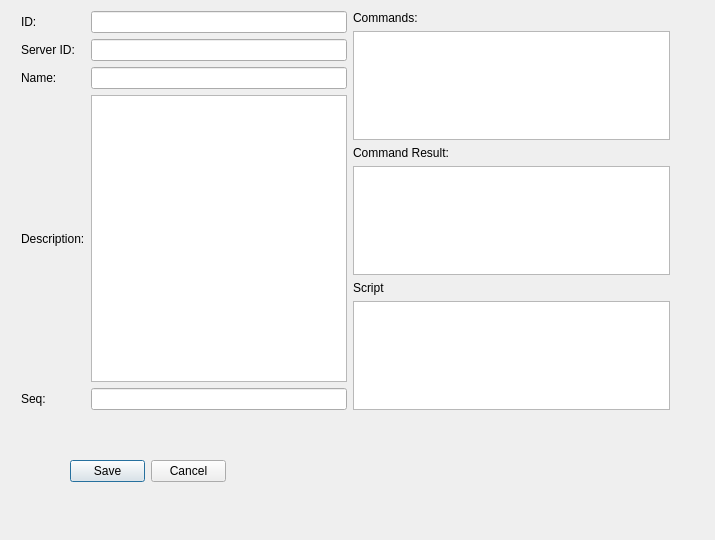
The window that XMonitor/ui/StepForm.ui (yewberry/yewtic) describes before a commit, drawn with Qt 5.
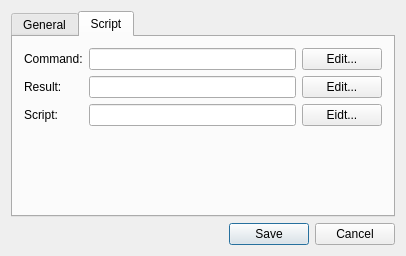
The same window after the commit. The open tabs and pages were chosen to show the change.

Patch:
```diff
--- a/XMonitor/ui/StepForm.ui
+++ b/XMonitor/ui/StepForm.ui
@@ -6,35 +6,23 @@
    <rect>
     <x>0</x>
     <y>0</y>
-    <width>715</width>
-    <height>540</height>
+    <width>406</width>
+    <height>247</height>
    </rect>
   </property>
   <property name="windowTitle">
    <string>MyQtLog</string>
   </property>
-  <widget class="QDialogButtonBox" name="buttonBox">
-   <property name="geometry">
-    <rect>
-     <x>70</x>
-     <y>460</y>
-     <width>156</width>
-     <height>23</height>
-    </rect>
-   </property>
-   <property name="standardButtons">
-    <set>QDialogButtonBox::Cancel|QDialogButtonBox::Save</set>
-   </property>
-  </widget>
-  <widget class="QWidget" name="">
-   <property name="geometry">
-    <rect>
-     <x>10</x>
-     <y>0</y>
-     <width>671</width>
-     <height>421</height>
-    </rect>
-   </property>
+  <layout class="QVBoxLayout" name="verticalLayout">
+   <item>
+    <widget class="QTabWidget" name="tabWidget">
+     <property name="currentIndex">
+      <number>0</number>
+     </property>
+     <widget class="QWidget" name="tab">
+      <attribute name="title">
+       <string>General</string>
+      </attribute>
    <layout class="QHBoxLayout" name="horizontalLayout">
     <item>
      <layout class="QGridLayout" name="gridLayout">
@@ -45,8 +33,12 @@
         </property>
        </widget>
       </item>
-      <item row="0" column="1">
-       <widget class="QLineEdit" name="lineEdit"/>
+         <item row="0" column="1" colspan="3">
+          <widget class="QLineEdit" name="id">
+           <property name="readOnly">
+            <bool>true</bool>
+           </property>
+          </widget>
       </item>
       <item row="1" column="0">
        <widget class="QLabel" name="label_2">
@@ -55,8 +47,8 @@
         </property>
        </widget>
       </item>
-      <item row="1" column="1">
-       <widget class="QLineEdit" name="lineEdit_2"/>
+         <item row="1" column="1" colspan="3">
+          <widget class="QLineEdit" name="svrId"/>
       </item>
       <item row="2" column="0">
        <widget class="QLabel" name="label_3">
@@ -66,7 +58,17 @@
        </widget>
       </item>
       <item row="2" column="1">
-       <widget class="QLineEdit" name="lineEdit_3"/>
+          <widget class="QLineEdit" name="name"/>
+         </item>
+         <item row="2" column="2">
+          <widget class="QLabel" name="label_8">
+           <property name="text">
+            <string>Seq:</string>
+           </property>
+          </widget>
+         </item>
+         <item row="2" column="3">
+          <widget class="QLineEdit" name="seq"/>
       </item>
       <item row="3" column="0">
        <widget class="QLabel" name="label_4">
@@ -75,76 +77,110 @@
         </property>
        </widget>
       </item>
-      <item row="3" column="1">
-       <widget class="QPlainTextEdit" name="plainTextEdit"/>
-      </item>
-      <item row="4" column="0">
-       <widget class="QLabel" name="label_8">
-        <property name="text">
-         <string>Seq:</string>
-        </property>
-       </widget>
-      </item>
-      <item row="4" column="1">
-       <widget class="QLineEdit" name="lineEdit_4"/>
-      </item>
-     </layout>
-    </item>
+         <item row="3" column="1" colspan="3">
+          <widget class="QPlainTextEdit" name="desc"/>
+         </item>
+        </layout>
+       </item>
+      </layout>
+     </widget>
+     <widget class="QWidget" name="tab_2">
+      <attribute name="title">
+       <string>Script</string>
+      </attribute>
+      <layout class="QVBoxLayout" name="verticalLayout_2">
     <item>
-     <layout class="QVBoxLayout" name="verticalLayout">
-      <item>
+        <layout class="QGridLayout" name="gridLayout_2">
+         <item row="0" column="0">
        <widget class="QLabel" name="label_5">
         <property name="text">
-         <string>Commands:</string>
+            <string>Command:</string>
         </property>
        </widget>
       </item>
-      <item>
-       <widget class="QPlainTextEdit" name="plainTextEdit_2"/>
-      </item>
-      <item>
+         <item row="0" column="1">
+          <widget class="QLineEdit" name="cmd">
+           <property name="readOnly">
+            <bool>true</bool>
+           </property>
+          </widget>
+         </item>
+         <item row="0" column="2">
+          <widget class="QPushButton" name="pushButton">
+           <property name="text">
+            <string>Edit...</string>
+           </property>
+          </widget>
+         </item>
+         <item row="1" column="0">
        <widget class="QLabel" name="label_6">
         <property name="text">
-         <string>Command Result:</string>
+            <string>Result:</string>
         </property>
        </widget>
       </item>
-      <item>
-       <widget class="QPlainTextEdit" name="plainTextEdit_3"/>
-      </item>
-      <item>
+         <item row="1" column="1">
+          <widget class="QLineEdit" name="cmdResult">
+           <property name="readOnly">
+            <bool>true</bool>
+           </property>
+          </widget>
+         </item>
+         <item row="1" column="2">
+          <widget class="QPushButton" name="pushButton_2">
+           <property name="text">
+            <string>Edit...</string>
+           </property>
+          </widget>
+         </item>
+         <item row="2" column="0">
        <widget class="QLabel" name="label_7">
         <property name="text">
-         <string>Script</string>
+            <string>Script:</string>
         </property>
        </widget>
       </item>
-      <item>
-       <widget class="QPlainTextEdit" name="plainTextEdit_4"/>
-      </item>
-     </layout>
-    </item>
-   </layout>
-  </widget>
-  <zorder>buttonBox</zorder>
-  <zorder>label</zorder>
-  <zorder>lineEdit</zorder>
-  <zorder>label_2</zorder>
-  <zorder>lineEdit_2</zorder>
-  <zorder>label_3</zorder>
-  <zorder>lineEdit_3</zorder>
-  <zorder>label_4</zorder>
-  <zorder>plainTextEdit</zorder>
-  <zorder>label_5</zorder>
-  <zorder>plainTextEdit_2</zorder>
-  <zorder>label_6</zorder>
-  <zorder>plainTextEdit_3</zorder>
-  <zorder>label_7</zorder>
-  <zorder>plainTextEdit_4</zorder>
-  <zorder>label_8</zorder>
-  <zorder>lineEdit_4</zorder>
-  <zorder>label</zorder>
-  <zorder></zorder>
+         <item row="2" column="1">
+          <widget class="QLineEdit" name="script">
+           <property name="readOnly">
+            <bool>true</bool>
+           </property>
+          </widget>
+         </item>
+         <item row="2" column="2">
+          <widget class="QPushButton" name="pushButton_3">
+           <property name="text">
+            <string>Eidt...</string>
+           </property>
+          </widget>
+         </item>
+        </layout>
+       </item>
+       <item>
+        <spacer name="verticalSpacer">
+         <property name="orientation">
+          <enum>Qt::Vertical</enum>
+         </property>
+         <property name="sizeHint" stdset="0">
+          <size>
+           <width>20</width>
+           <height>40</height>
+          </size>
+         </property>
+        </spacer>
+       </item>
+      </layout>
+     </widget>
+    </widget>
+   </item>
+   <item>
+    <widget class="QDialogButtonBox" name="buttonBox">
+     <property name="standardButtons">
+      <set>QDialogButtonBox::Cancel|QDialogButtonBox::Save</set>
+     </property>
+    </widget>
+   </item>
+  </layout>
  </widget>
  <layoutdefault spacing="6" margin="11"/>
  <resources/>
```
Lines whose indentation alone changed are shown as unchanged.
